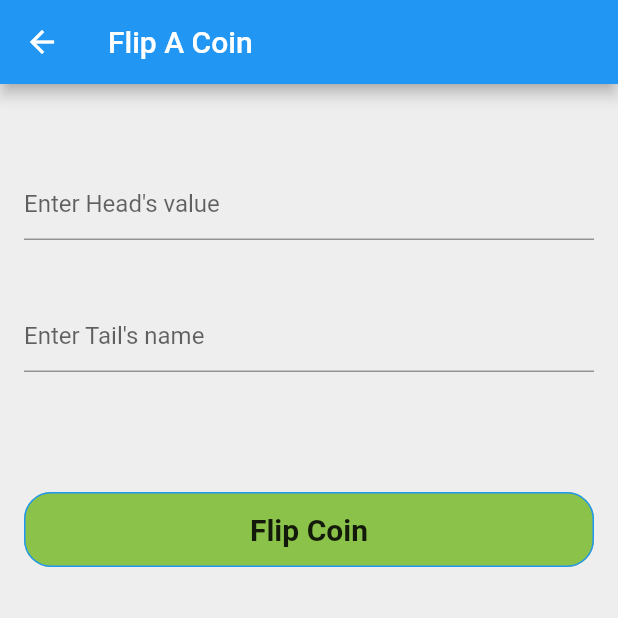
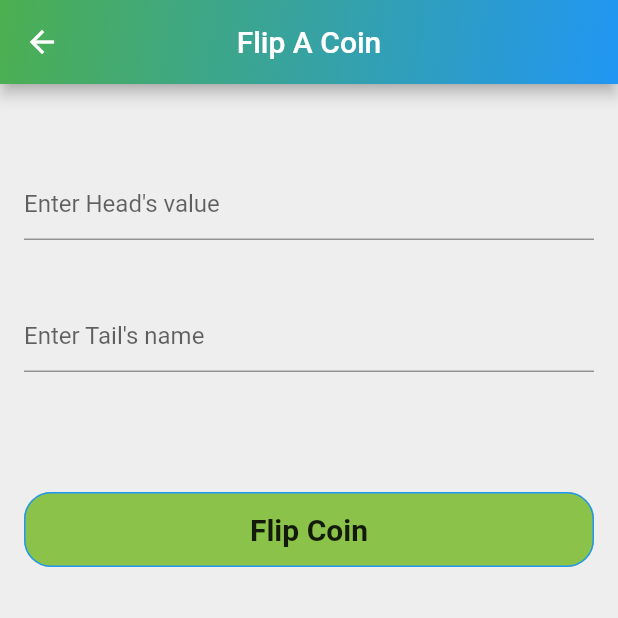
Before and after one commit to nsp456/Decision_Maker, a Flutter app: the FlipCoin screen opened directly, on a phone screen of 412 x 824 dp, the top half of it. Run offline on Flutter 3.47's test engine with Material 2 defaults, Android fonts, the light colour scheme and no system bars; our stand-ins replace expandable, font_awesome_flutter; missing offline and left inert: custom_switch, foldable_sidebar, ia.

Commit message:
Update flipCoin.dart

```diff
--- a/lib/flipCoin.dart
+++ b/lib/flipCoin.dart
@@ -1,4 +1,6 @@
 import 'package:flutter/material.dart';
+
+import 'Appbar.dart';
 
 class FlipCoin extends StatefulWidget {
   @override
@@ -14,7 +16,16 @@ class _FlipCoinState extends State<FlipCoin> {
       resizeToAvoidBottomInset: false,
       backgroundColor: Colors.grey[200],
       appBar: AppBar(
-        title: Text('Flip A Coin'),
+        centerTitle: true,
+        leading: IconButton(
+          icon: Icon(
+            Icons.arrow_back,
+            color: Colors.white,
+          ),
+          onPressed: () => Navigator.of(context).pop(),
+        ),
+        title: Text("Flip A Coin"),
+        flexibleSpace: App_bar(),
       ),
       body: Form(
         key: _formKey,
```
